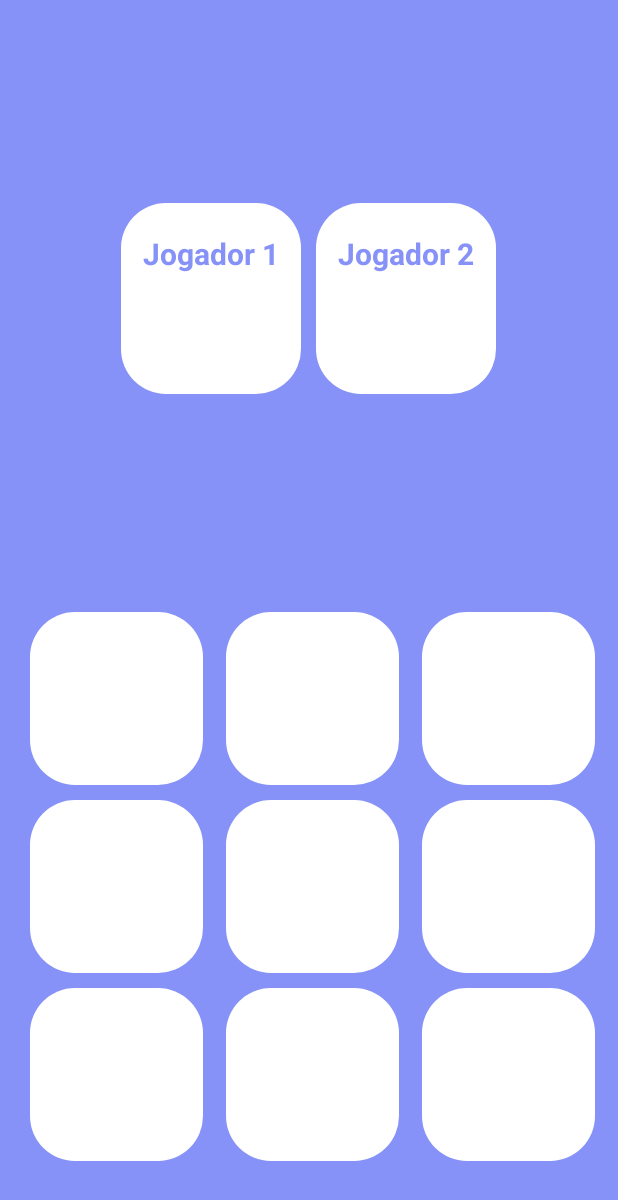
After one commit to hylansilvadev/tik-tak-toe-unicap-sin-2024.1, an Android app: the GameActivity screen opened directly, with no data from a screen before it, on a phone screen of 412 x 824 dp. The commit adds this screen. Shown: the top 1200 px of the screen. Run offline under Robolectric (Android 15) with nearby library versions, the phone set to English and light mode, and no system bars; our stand-ins replace Firebase (no records; nobody signed in at launch, a user with empty details on screens opened directly); 1 statement that could not run was skipped.

Commit message:
refactor: organizando logica e design para o git merge

```diff
--- /dev/null
+++ b/app/src/main/java/com/unicap/sin2022b/tictactoeunicap20241/GameActivity.java
@@ -0,0 +1,159 @@
+package com.unicap.sin2022b.tictactoeunicap20241;
+
+import android.content.Intent;
+import android.os.Bundle;
+import android.util.Log;
+import android.widget.ImageView;
+import android.widget.TextView;
+
+import androidx.annotation.NonNull;
+import androidx.appcompat.app.AppCompatActivity;
+
+import com.bumptech.glide.Glide;
+import com.bumptech.glide.load.resource.bitmap.CircleCrop;
+import com.google.firebase.database.DataSnapshot;
+import com.google.firebase.database.DatabaseError;
+import com.google.firebase.database.DatabaseReference;
+import com.google.firebase.database.FirebaseDatabase;
+import com.google.firebase.database.ValueEventListener;
+import com.unicap.sin2022b.tictactoeunicap20241.Service.Game;
+import com.unicap.sin2022b.tictactoeunicap20241.Service.Users;
+
+public class GameActivity extends AppCompatActivity {
+
+    private static final String TAG = "GameActivity";
+
+    private ImageView playerOneImage, playerTwoImage;
+    private TextView playerOneName, playerTwoName;
+    private ImageView[] board;
+
+    private DatabaseReference gameRef;
+    private String gameId;
+    private Game game;
+
+    @Override
+    protected void onCreate(Bundle savedInstanceState) {
+        super.onCreate(savedInstanceState);
+        setContentView(R.layout.activity_game);
+
+        playerOneImage = findViewById(R.id.playerOneImage);
+        playerTwoImage = findViewById(R.id.playerTwoImage);
+        playerOneName = findViewById(R.id.playerOneName);
+        playerTwoName = findViewById(R.id.playerTwoName);
+
+        board = new ImageView[9];
+        board[0] = findViewById(R.id.image1);
+        board[1] = findViewById(R.id.image2);
+        board[2] = findViewById(R.id.image3);
+        board[3] = findViewById(R.id.image4);
+        board[4] = findViewById(R.id.image5);
+        board[5] = findViewById(R.id.image6);
+        board[6] = findViewById(R.id.image7);
+        board[7] = findViewById(R.id.image8);
+        board[8] = findViewById(R.id.image9);
+
+        Intent intent = getIntent();
+        gameId = intent.getStringExtra("gameId");
+        if (gameId == null) {
+            Log.e(TAG, "Game ID is null, finishing activity");
+            finish();
+            return;
+        }
+        gameRef = FirebaseDatabase.getInstance().getReference("games").child(gameId);
+
+        loadGameState();
+        setupBoard();
+    }
+
+    private void loadGameState() {
+        gameRef.child("gameState").addValueEventListener(new ValueEventListener() {
+            @Override
+            public void onDataChange(@NonNull DataSnapshot dataSnapshot) {
+                game = dataSnapshot.getValue(Game.class);
+                if (game != null) {
+                    updateUI();
+                }
+            }
+
+            @Override
+            public void onCancelled(@NonNull DatabaseError error) {
+                Log.e(TAG, "Error loading game state", error.toException());
+            }
+        });
+    }
+
+    private void updateUI() {
+        if (game != null) {
+            playerOneName.setText(game.getPlayerOne().getName());
+            Glide.with(GameActivity.this)
+                    .load(game.getPlayerOne().getProfile())
+                    .transform(new CircleCrop())
+                    .into(playerOneImage);
+
+            playerTwoName.setText(game.getPlayerTwo().getName());
+            Glide.with(GameActivity.this)
+                    .load(game.getPlayerTwo().getProfile())
+                    .transform(new CircleCrop())
+                    .into(playerTwoImage);
+
+            for (int i = 0; i < 3; i++) {
+                for (int j = 0; j < 3; j++) {
+                    updateBoardCell(i * 3 + j, game.getBoard()[i][j]);
+                }
+            }
+
+            // Check for winner
+            String winner = game.checkWinner();
+            if (winner != null) {
+                showResultDialog(winner + " wins!");
+            } else if (game.isBoardFull()) {
+                showResultDialog("It's a draw!");
+            }
+        }
+    }
+
+    private void setupBoard() {
+        for (int i = 0; i < board.length; i++) {
+            final int index = i;
+            board[i].setOnClickListener(v -> makeMove(index));
+        }
+    }
+
+    private void makeMove(int index) {
+        if (game == null) return;
+
+        int row = index / 3;
+        int col = index % 3;
+
+        if (game.isPlayerOneTurn() && Users.getInstance().getName().equals(game.getPlayerOne().getName())) {
+            if (game.makeMove(row, col)) {
+                gameRef.child("gameState").setValue(game);
+            }
+        } else if (game.isPlayerTwoTurn() && Users.getInstance().getName().equals(game.getPlayerTwo().getName())) {
+            if (game.makeMove(row, col)) {
+                gameRef.child("gameState").setValue(game);
+            }
+        }
+    }
+
+    private void updateBoardCell(int index, String value) {
+        if ("X".equals(value)) {
+            board[index].setImageResource(R.drawable.ic_xicon);
+        } else if ("O".equals(value)) {
+            board[index].setImageResource(R.drawable.ic_oicon);
+        } else {
+            board[index].setImageResource(0); // Limpa a célula
+        }
+    }
+
+    private void showResultDialog(String message) {
+        ResultDialog resultDialog = new ResultDialog(this, message);
+        resultDialog.show();
+    }
+
+    public void restartGame() {
+        game.startNewGame(game.getPlayerOne(), game.getPlayerTwo());
+        gameRef.child("gameState").setValue(game);
+        updateUI();
+    }
+}
--- a/app/src/main/java/com/unicap/sin2022b/tictactoeunicap20241/LoginActivity.java
+++ b/app/src/main/java/com/unicap/sin2022b/tictactoeunicap20241/LoginActivity.java
@@ -33,7 +33,6 @@ public class LoginActivity extends AppCompatActivity {
     Button btn_singin;
     FirebaseAuth auth;
     FirebaseFirestore database;
-
     GoogleSignInClient googleSignInClient;
 
 
@@ -97,7 +96,6 @@ public class LoginActivity extends AppCompatActivity {
                     Users currentUser =  Users.getInstance();
 
                     assert user != null;
-                    currentUser.setUserId(user.getProviderId());
                     currentUser.setName(user.getDisplayName());
                     currentUser.setProfile(Objects.requireNonNull(user.getPhotoUrl()).toString());
 
--- /dev/null
+++ b/app/src/main/res/layout/activity_game.xml
@@ -0,0 +1,210 @@
+<?xml version="1.0" encoding="utf-8"?>
+<RelativeLayout
+    xmlns:android="http://schemas.android.com/apk/res/android"
+    xmlns:app="http://schemas.android.com/apk/res-auto"
+    xmlns:tools="http://schemas.android.com/tools"
+    android:id="@+id/main"
+    android:layout_width="match_parent"
+    android:layout_height="match_parent"
+    android:background="@color/lavender"
+    tools:context=".GameActivity">
+
+    <LinearLayout
+        android:layout_width="match_parent"
+        android:layout_height="wrap_content"
+        android:gravity="center"
+        android:layout_above="@id/container"
+        android:layout_alignParentTop="true"
+        android:orientation="horizontal">
+
+        <LinearLayout
+            android:layout_width="120dp"
+            android:layout_height="wrap_content"
+            android:id="@+id/playerOneLayout"
+            android:orientation="vertical"
+            android:gravity="center"
+            android:background="@drawable/white_box">
+            <TextView
+                android:layout_width="match_parent"
+                android:layout_height="wrap_content"
+                android:layout_marginTop="20dp"
+                android:text="Jogador 1"
+                android:id="@+id/playerOneName"
+                android:textSize="20sp"
+                android:gravity="center"
+                android:textStyle="bold"
+                android:textColor="@color/lavender"
+                android:maxLines="1"/>
+            <ImageView
+                android:layout_width="40dp"
+                android:layout_height="40dp"
+                android:id="@+id/playerOneImage"
+                android:layout_marginTop="20dp"
+                android:layout_marginBottom="20dp"
+                android:layout_gravity="center"
+                android:clipToOutline="true"/>
+        </LinearLayout>
+
+        <LinearLayout
+            android:layout_width="120dp"
+            android:layout_height="wrap_content"
+            android:layout_marginStart="10dp"
+            android:id="@+id/playerTwoLayout"
+            android:orientation="vertical"
+            android:gravity="center"
+            android:background="@drawable/white_box">
+            <TextView
+                android:layout_width="match_parent"
+                android:layout_height="wrap_content"
+                android:layout_marginTop="20dp"
+                android:text="Jogador 2"
+                android:id="@+id/playerTwoName"
+                android:textSize="20sp"
+                android:gravity="center"
+                android:textStyle="bold"
+                android:textColor="@color/lavender"
+                android:maxLines="1"/>
+            <ImageView
+                android:layout_width="40dp"
+                android:layout_height="40dp"
+                android:id="@+id/playerTwoImage"
+                android:layout_marginTop="20dp"
+                android:layout_marginBottom="20dp"
+                android:layout_gravity="center"
+                android:clipToOutline="true"/>
+        </LinearLayout>
+    </LinearLayout>
+
+    <LinearLayout
+        android:layout_width="match_parent"
+        android:layout_height="wrap_content"
+        android:id="@+id/container"
+        android:layout_alignParentBottom="true"
+        android:layout_marginStart="10dp"
+        android:layout_marginEnd="10dp"
+        android:layout_marginBottom="50dp"
+        android:orientation="vertical">
+
+        <LinearLayout
+            android:layout_width="match_parent"
+            android:layout_height="wrap_content"
+            android:orientation="horizontal"
+            android:weightSum="3">
+            <ImageView
+                android:layout_width="0dp"
+                android:layout_height="115dp"
+                android:id="@+id/image1"
+                android:layout_weight="1"
+                android:background="@drawable/white_box"
+                android:layout_marginTop="10dp"
+                android:layout_marginEnd="5dp"
+                android:layout_marginStart="10dp"
+                android:padding="20dp"
+                android:adjustViewBounds="true"/>
+            <ImageView
+                android:layout_width="0dp"
+                android:layout_height="115dp"
+                android:id="@+id/image2"
+                android:layout_weight="1"
+                android:background="@drawable/white_box"
+                android:layout_marginTop="10dp"
+                android:layout_marginEnd="5dp"
+                android:layout_marginStart="10dp"
+                android:padding="20dp"
+                android:adjustViewBounds="true"/>
+            <ImageView
+                android:layout_width="0dp"
+                android:layout_height="115dp"
+                android:id="@+id/image3"
+                android:layout_weight="1"
+                android:background="@drawable/white_box"
+                android:layout_marginTop="10dp"
+                android:layout_marginEnd="5dp"
+                android:layout_marginStart="10dp"
+                android:padding="20dp"
+                android:adjustViewBounds="true"/>
+        </LinearLayout>
+
+        <LinearLayout
+            android:layout_width="match_parent"
+            android:layout_height="wrap_content"
+            android:orientation="horizontal"
+            android:weightSum="3">
+            <ImageView
+                android:layout_width="0dp"
+                android:layout_height="115dp"
+                android:id="@+id/image4"
+                android:layout_weight="1"
+                android:background="@drawable/white_box"
+                android:layout_marginTop="10dp"
+                android:layout_marginEnd="5dp"
+                android:layout_marginStart="10dp"
+                android:padding="20dp"
+                android:adjustViewBounds="true"/>
+            <ImageView
+                android:layout_width="0dp"
+                android:layout_height="115dp"
+                android:id="@+id/image5"
+                android:layout_weight="1"
+                android:background="@drawable/white_box"
+                android:layout_marginTop="10dp"
+                android:layout_marginEnd="5dp"
+                android:layout_marginStart="10dp"
+                android:padding="20dp"
+                android:adjustViewBounds="true"/>
+            <ImageView
+                android:layout_width="0dp"
+                android:layout_height="115dp"
+                android:id="@+id/image6"
+                android:layout_weight="1"
+                android:background="@drawable/white_box"
+                android:layout_marginTop="10dp"
+                android:layout_marginEnd="5dp"
+                android:layout_marginStart="10dp"
+                android:padding="20dp"
+                android:adjustViewBounds="true"/>
+        </LinearLayout>
+
+        <LinearLayout
+            android:layout_width="match_parent"
+            android:layout_height="wrap_content"
+            android:orientation="horizontal"
+            android:weightSum="3">
+            <ImageView
+                android:layout_width="0dp"
+                android:layout_height="115dp"
+                android:id="@+id/image7"
+                android:layout_weight="1"
+                android:background="@drawable/white_box"
+                android:layout_marginTop="10dp"
+                android:layout_marginEnd="5dp"
+                android:layout_marginStart="10dp"
+                android:padding="20dp"
+                android:adjustViewBounds="true"/>
+            <ImageView
+                android:layout_width="0dp"
+                android:layout_height="115dp"
+                android:id="@+id/image8"
+                android:layout_weight="1"
+                android:background="@drawable/white_box"
+                android:layout_marginTop="10dp"
+                android:layout_marginEnd="5dp"
+                android:layout_marginStart="10dp"
+                android:padding="20dp"
+                android:adjustViewBounds="true"/>
+            <ImageView
+                android:layout_width="0dp"
+                android:layout_height="115dp"
+                android:id="@+id/image9"
+                android:layout_weight="1"
+                android:background="@drawable/white_box"
+                android:layout_marginTop="10dp"
+                android:layout_marginEnd="5dp"
+                android:layout_marginStart="10dp"
+                android:padding="20dp"
+                android:adjustViewBounds="true"/>
+        </LinearLayout>
+
+    </LinearLayout>
+
+</RelativeLayout>
```
Also changed, not shown: app/src/main/java/com/unicap/sin2022b/tictactoeunicap20241/ResultDialog.java (added, +41 -0 lines), app/src/main/java/com/unicap/sin2022b/tictactoeunicap20241/Service/Game.java (added, +137 -0 lines), app/src/main/java/com/unicap/sin2022b/tictactoeunicap20241/Service/Users.java (+6 -22 lines), app/src/main/res/layout/dialog_result.xml (added, +23 -0 lines).
